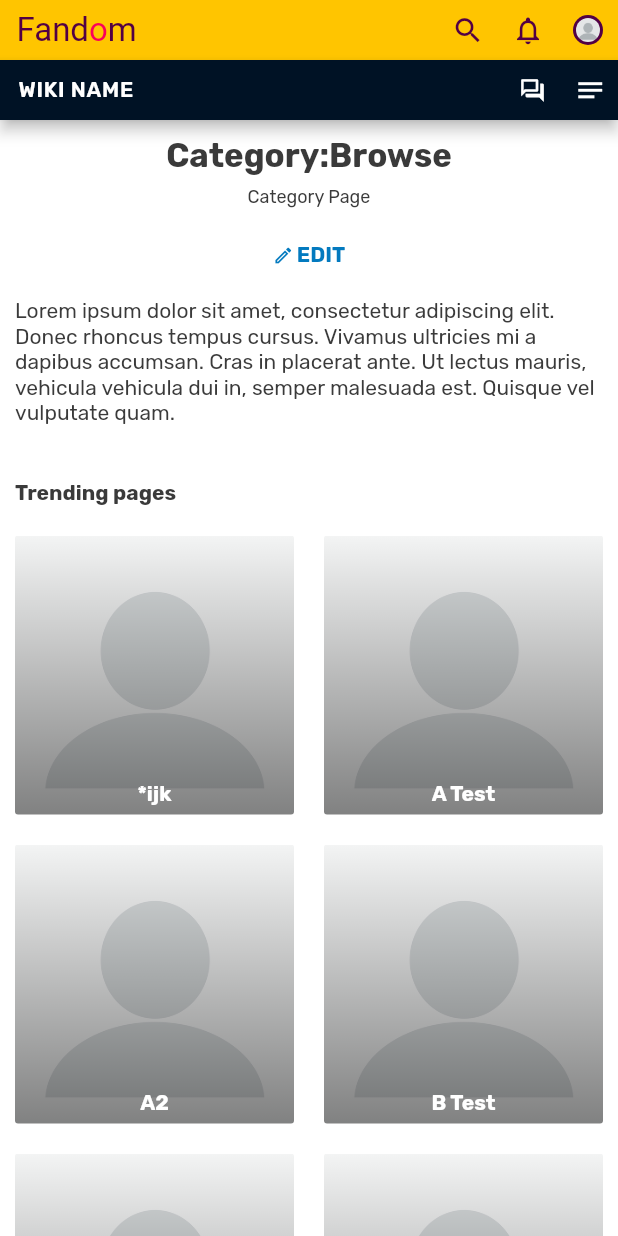
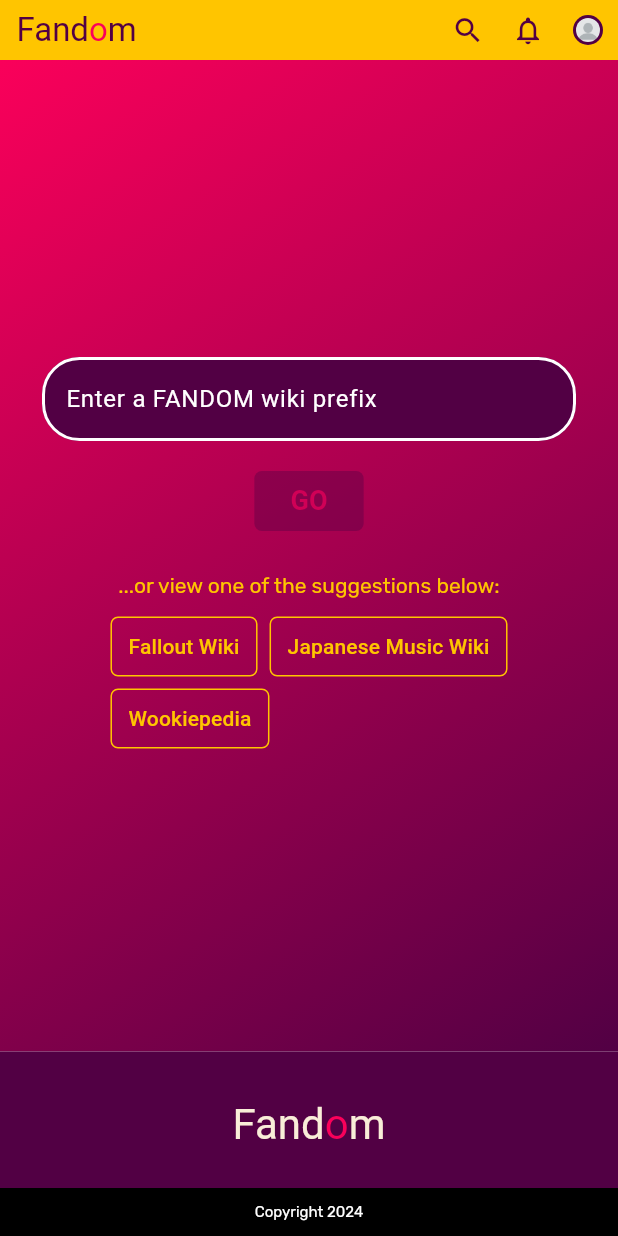
Before and after one commit to wendellavila/fandom_clone_flutter, a Flutter app: the screen it shows after launch, on a phone screen of 412 x 824 dp. Run offline on Flutter 3.47's test engine with Material 3 defaults, Android fonts, the phone set to English and light mode, and no system bars; drawn by our look-alikes of dropdown_button2; our stand-ins replace flutter_riverpod, google_fonts.

Commit message:
feat: Added FandomHome Screen

```diff
--- a/lib/main.dart
+++ b/lib/main.dart
@@ -1,7 +1,7 @@
+import 'package:fandom_clone/ui/screens/fandom_home/fandom_home_screen.dart';
 import 'package:flutter/material.dart';
 import 'package:flutter_riverpod/flutter_riverpod.dart';
 
-import 'package:fandom_clone/ui/screens/category/category_screen.dart';
 import 'package:fandom_clone/providers/theme_notifier.dart';
 import 'package:fandom_clone/config/theme_data.dart';
 
@@ -30,10 +30,7 @@
       theme: themeData(context: context, themeMode: ThemeMode.light),
       darkTheme: themeData(context: context, themeMode: ThemeMode.dark),
       themeMode: ref.watch(themeNotifier).theme,
-      home: const CategoryPage(
-        title: "Category:Browse",
-        wikiName: "Wiki Name",
-      ),
+      home: const FandomHomePage(),
     );
   }
 }
--- /dev/null
+++ b/lib/model/wiki_info.dart
@@ -0,0 +1,9 @@
+class WikiInfo {
+  final String prefix;
+  final String name;
+
+  const WikiInfo({
+    required this.prefix,
+    required this.name,
+  });
+}
--- a/lib/ui/screens/category/trending_pages.dart
+++ b/lib/ui/screens/category/trending_pages.dart
@@ -8,11 +8,13 @@
   const TrendingPages({
     this.pages = const [],
     required this.wikiName,
+    required this.wikiPrefix,
     super.key,
   });
 
   final List<PageInfo> pages;
   final String wikiName;
+  final String wikiPrefix;
 
   @override
   Widget build(BuildContext context) {
@@ -49,6 +51,7 @@
                             builder: (context) => ArticlePage(
                               pagename: page.pagename,
                               wikiName: wikiName,
+                              wikiPrefix: wikiPrefix,
                             ),
                           ),
                         );
--- /dev/null
+++ b/lib/ui/screens/fandom_home/fandom_home_screen.dart
@@ -0,0 +1,32 @@
+import 'package:fandom_clone/ui/screens/fandom_home/home_form.dart';
+import 'package:fandom_clone/ui/widgets/topbar.dart';
+import 'package:fandom_clone/ui/widgets/wiki_footer.dart';
+import 'package:flutter/material.dart';
+
+class FandomHomePage extends StatelessWidget {
+  const FandomHomePage({super.key});
+
+  @override
+  Widget build(BuildContext context) {
+    return const Scaffold(
+      body: CustomScrollView(
+        physics: ClampingScrollPhysics(),
+        slivers: [
+          TopNavigationBar(
+            showBottomBar: false,
+          ),
+          SliverFillRemaining(
+            child: Column(
+              children: [
+                Expanded(
+                  child: WikiBrowser(),
+                ),
+                WikiFooter(),
+              ],
+            ),
+          ),
+        ],
+      ),
+    );
+  }
+}
--- /dev/null
+++ b/lib/ui/screens/fandom_home/home_form.dart
@@ -0,0 +1,209 @@
+import 'package:fandom_clone/config/theme_data.dart';
+import 'package:fandom_clone/model/wiki_info.dart';
+import 'package:flutter/material.dart';
+import 'package:fandom_clone/ui/screens/article/article_screen.dart';
+
+class WikiBrowser extends StatefulWidget {
+  const WikiBrowser({super.key});
+
+  static List<WikiInfo> suggestions = [
+    const WikiInfo(name: 'Fallout Wiki', prefix: 'fallout'),
+    const WikiInfo(name: 'Japanese Music Wiki', prefix: 'jpop'),
+    const WikiInfo(name: 'Wookiepedia', prefix: 'wookiepedia'),
+  ];
+
+  @override
+  State<WikiBrowser> createState() => _WikiBrowserState();
+}
+
+class _WikiBrowserState extends State<WikiBrowser> {
+  final _formKey = GlobalKey<FormState>();
+  final _textFieldController = TextEditingController();
+  late FocusNode _textFieldFocus;
+  bool isButtonHovered = false;
+  bool isButtonDisabled = true;
+
+  @override
+  void initState() {
+    super.initState();
+    _textFieldFocus = FocusNode();
+  }
+
+  @override
+  void dispose() {
+    super.dispose();
+    _textFieldFocus.dispose();
+  }
+
+  @override
+  Widget build(BuildContext context) {
+    return Theme(
+      data: ThemeData(
+        textSelectionTheme: const TextSelectionThemeData(
+          cursorColor: Colors.white,
+        ),
+      ),
+      child: Container(
+        decoration: BoxDecoration(
+          gradient: LinearGradient(
+            begin: Alignment.topLeft,
+            end: Alignment.bottomRight,
+            colors: [
+              Theme.of(context).colorScheme.fandomPink,
+              Theme.of(context).colorScheme.fandomPurple,
+            ],
+          ),
+        ),
+        child: Padding(
+          padding: const EdgeInsets.symmetric(vertical: 8, horizontal: 28),
+          child: Column(
+            mainAxisSize: MainAxisSize.max,
+            mainAxisAlignment: MainAxisAlignment.center,
+            crossAxisAlignment: CrossAxisAlignment.center,
+            children: [
+              Form(
+                key: _formKey,
+                child: Column(
+                  children: [
+                    AnimatedBuilder(
+                      animation: _textFieldFocus,
+                      builder: (context, child) => TextFormField(
+                        controller: _textFieldController,
+                        initialValue: null,
+                        focusNode: _textFieldFocus,
+                        style: const TextStyle(
+                          color: Colors.white,
+                        ),
+                        onChanged: (value) {
+                          if (value.isEmpty != isButtonDisabled) {
+                            setState(() {
+                              isButtonDisabled = value.isEmpty;
+                            });
+                          }
+                        },
+                        decoration: InputDecoration(
+                          hintText: 'Enter a FANDOM wiki prefix',
+                          hintStyle: TextStyle(
+                            color: _textFieldFocus.hasFocus
+                                ? const Color.fromARGB(
+                                    255,
+                                    150,
+                                    150,
+                                    150,
+                                  )
+                                : Colors.white,
+                          ),
+                          filled: true,
+                          fillColor: Theme.of(context).colorScheme.fandomPurple,
+                          focusColor: Colors.white,
+                          focusedBorder: OutlineInputBorder(
+                            borderRadius: BorderRadius.circular(25.0),
+                            borderSide: const BorderSide(
+                              color: Colors.white,
+                              width: 2.0,
+                            ),
+                          ),
+                          enabledBorder: OutlineInputBorder(
+                            borderRadius: BorderRadius.circular(25.0),
+                            borderSide: const BorderSide(
+                              color: Colors.white,
+                              width: 2.0,
+                            ),
+                          ),
+                        ),
+                      ),
+                    ),
+                    Padding(
+                      padding: const EdgeInsets.only(top: 16, bottom: 6),
+                      child: ElevatedButton(
+                        style: ElevatedButton.styleFrom(
+                          backgroundColor: Colors.white,
+                          disabledBackgroundColor: const Color.fromARGB(100, 82, 0, 68),
+                          shape: RoundedRectangleBorder(
+                            borderRadius: BorderRadius.circular(5.0),
+                          ),
+                        ),
+                        onPressed: isButtonDisabled
+                            ? null
+                            : () {
+                                if (_formKey.currentState!.validate()) {
+                                  final prefix = _textFieldController.text;
+                                  debugPrint(prefix);
+                                }
+                              },
+                        onHover: (isHovered) => setState(() {
+                          isButtonHovered = isHovered;
+                        }),
+                        child: Text(
+                          'GO',
+                          style: TextStyle(
+                            color: isButtonDisabled
+                                ? const Color.fromARGB(
+                                    160,
+                                    250,
+                                    0,
+                                    92,
+                                  )
+                                : Theme.of(context).colorScheme.fandomPink,
+                            fontWeight: FontWeight.bold,
+                            fontSize: 18,
+                          ),
+                        ),
+                      ),
+                    ),
+                  ],
+                ),
+              ),
+              Padding(
+                padding: const EdgeInsets.only(top: 18, bottom: 8),
+                child: Text(
+                  '...or view one of the suggestions below:',
+                  style: TextStyle(
+                    color: Theme.of(context).colorScheme.fandomYellow,
+                    fontSize: 14,
+                  ),
+                ),
+              ),
+              Wrap(
+                children: [
+                  for (var suggestion in WikiBrowser.suggestions)
+                    Padding(
+                      padding: const EdgeInsets.symmetric(horizontal: 4),
+                      child: OutlinedButton(
+                        onPressed: () => Navigator.push(
+                          context,
+                          MaterialPageRoute(
+                            builder: (context) => ArticlePage(
+                              pagename: 'Main Page',
+                              wikiName: suggestion.name,
+                              wikiPrefix: suggestion.prefix,
+                            ),
+                          ),
+                        ),
+                        style: OutlinedButton.styleFrom(
+                          side: BorderSide(
+                            width: 1.0,
+                            color: Theme.of(context).colorScheme.fandomYellow,
+                          ),
+                          padding: const EdgeInsets.symmetric(horizontal: 12),
+                          shape: RoundedRectangleBorder(
+                            borderRadius: BorderRadius.circular(5.0),
+                          ),
+                        ),
+                        child: Text(
+                          suggestion.name,
+                          style: TextStyle(
+                            color: Theme.of(context).colorScheme.fandomYellow,
+                          ),
+                        ),
+                      ),
+                    ),
+                ],
+              ),
+            ],
+          ),
+        ),
+      ),
+    );
+  }
+}
--- a/lib/ui/widgets/wiki_footer.dart
+++ b/lib/ui/widgets/wiki_footer.dart
@@ -3,14 +3,13 @@
 import 'package:url_launcher/url_launcher.dart';
 
 class WikiFooter extends StatelessWidget {
-  const WikiFooter({required this.wikiName, super.key});
+  const WikiFooter({this.wikiName = '', super.key});
 
   final String wikiName;
 
   @override
   Widget build(BuildContext context) {
-    return SliverToBoxAdapter(
-      child: Column(
+    return Column(
       children: [
         Container(
           decoration: const BoxDecoration(color: Color(0XFF520044)),
@@ -51,7 +50,7 @@
           width: double.infinity,
           padding: const EdgeInsets.symmetric(vertical: 10),
           child: Text(
-              "$wikiName is a FANDOM Community.",
+            wikiName != '' ? "$wikiName is a FANDOM Community." : 'Copyright 2024',
             textAlign: TextAlign.center,
             style: const TextStyle(
               color: Colors.white,
@@ -60,7 +59,6 @@
           ),
         )
       ],
-      ),
     );
   }
 }
```
Also changed, not shown: lib/config/theme_data.dart (+8 -0 lines), lib/ui/screens/article/article_screen.dart (+8 -1 lines), lib/ui/screens/category/category_list.dart (+8 -1 lines), lib/ui/screens/category/category_screen.dart (+10 -1 lines), lib/ui/widgets/page_footer.dart (+10 -1 lines), lib/ui/widgets/topbar.dart (+72 -35 lines). Lines whose indentation alone changed are shown as unchanged.
